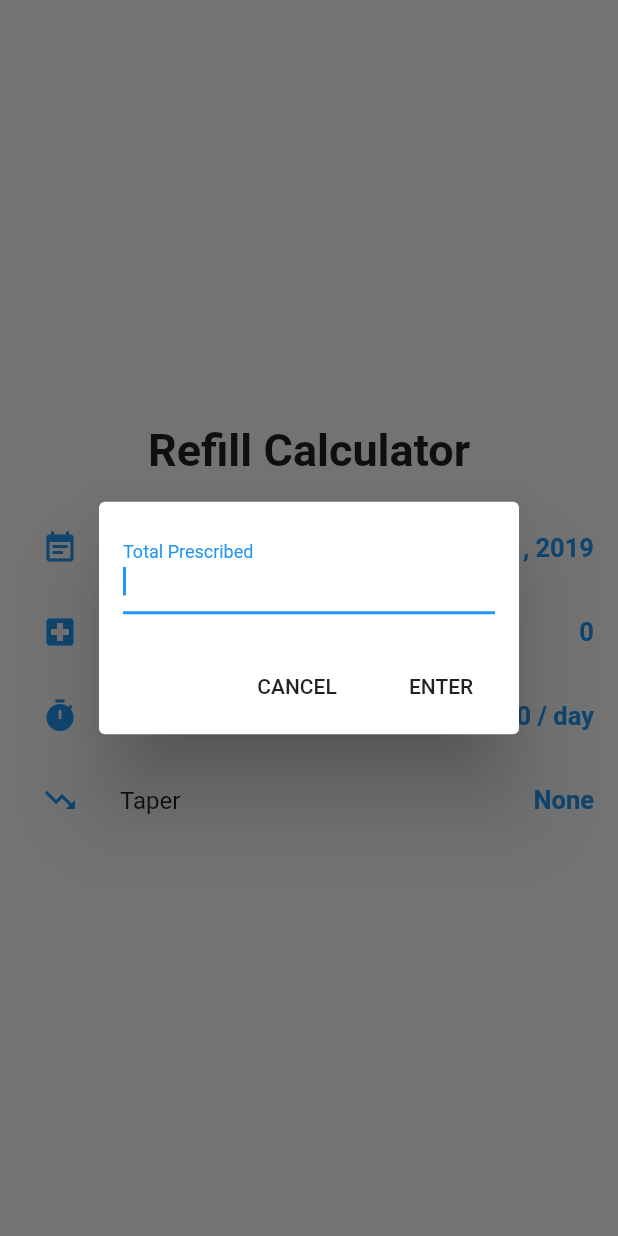
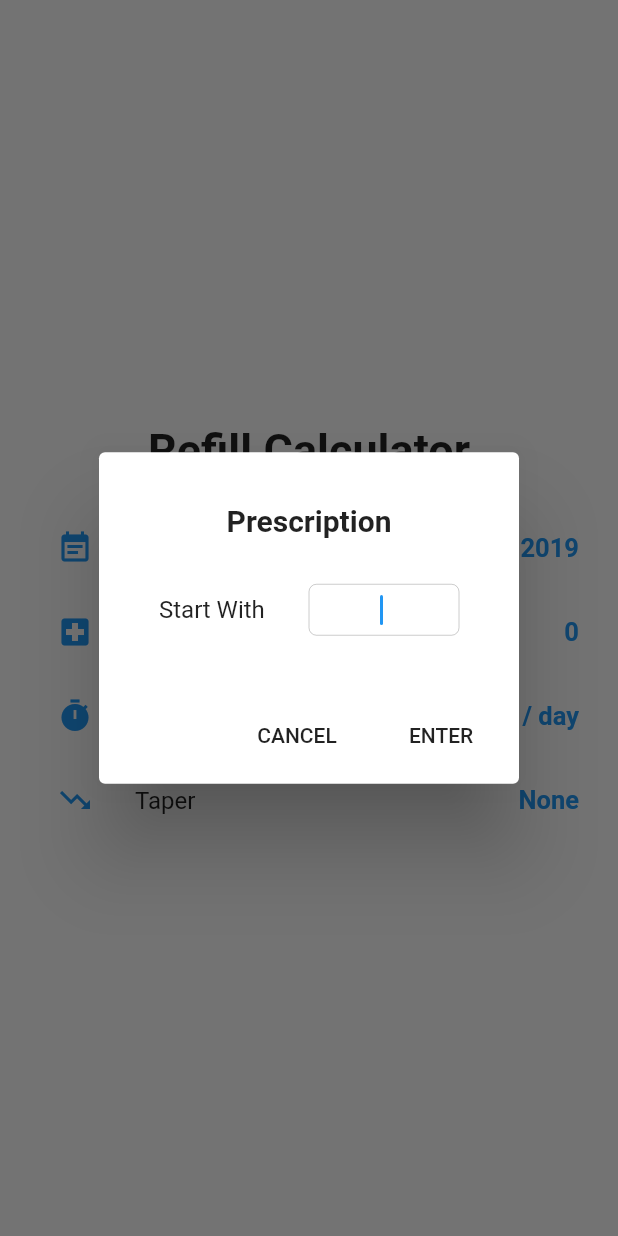
Before and after one commit to Zebbeni/refill_rx, a Flutter app: the screen it shows after launch, after a tap on "Prescription", on a phone screen of 412 x 824 dp. Run offline on Flutter 3.47's test engine with Material 2 defaults, Android fonts, the phone set to English and light mode, and no system bars; our stand-ins replace charts_flutter; Roboto replaces fonts that are missing (Arial).

```diff
--- a/lib/main.dart
+++ b/lib/main.dart
@@ -65,7 +65,8 @@ class _MyHomePageState extends State<MyHomePage> {
     if (_taper.amount == 0.0 || _taper?.days == null || _taper.days == 0) {
       return 'None';
     }
-    return '-${_taper.amount} every ${_taper.days} days';
+    var daysString = _taper.days > 1 ? '${_taper.days} days' : 'day';
+    return '-${_taper.amount} every $daysString';
   }
 
   bool _canGraph() => _dosePerDay > 0 && _numberPrescribed > 0.0;
@@ -92,6 +93,7 @@ class _MyHomePageState extends State<MyHomePage> {
           child: new Stack(
             children: [
               new ListView(
+                padding: const EdgeInsets.all(10.0),
                 shrinkWrap: true,
                 children: <Widget>[
                   Padding(
--- a/lib/prescribed.dart
+++ b/lib/prescribed.dart
@@ -1,28 +1,48 @@
+import 'package:flutter/cupertino.dart';
 import 'package:flutter/material.dart';
 
 /// Displays a popup to enter an amount of medication prescribed
 Future<int> selectPrescribed(BuildContext context, int numberPrescribed) async {
   int selected = numberPrescribed;
+  TextEditingController prescribedController = new TextEditingController();
+  void _setPrescribed() {
+    selected = int.tryParse(prescribedController.text) ?? 0;
+  }
+  prescribedController.addListener(_setPrescribed);
+
   final bool entered = await showDialog<bool>(
     context: context,
     builder: (context) => AlertDialog(
-      contentPadding: const EdgeInsets.all(16.0),
-      content: new Row(
-        children: <Widget>[
-          new Expanded(
-            child: new TextField(
-              keyboardType: TextInputType.number,
-              autofocus: true,
-              onChanged: (n) => selected = int.tryParse(n) ?? 0,
-              onSubmitted: (_) {
-                Navigator.pop(context, true);
-              },
-              decoration: new InputDecoration(
-                labelText: 'Total Prescribed',),
-              textInputAction: TextInputAction.next,
+      title: new Padding(
+        padding: const EdgeInsets.only(top: 10.0),
+        child: new Text(
+          'Prescription',
+          style: TextStyle(
+              fontSize: 20.0, fontWeight: FontWeight.bold, height: 0.0),
+          textAlign: TextAlign.center,
+        ),
+      ),
+      content: new Container(
+        child: new ListView(
+          shrinkWrap: true,
+          padding: const EdgeInsets.only(top: 0.0, bottom: 0.0),
+          children: <Widget>[
+            ListTile(
+              title: Text('Start With'),
+              trailing: new SizedBox(
+                width: 100.0,
+                child: new CupertinoTextField(
+                  autofocus: true,
+                  controller: prescribedController,
+                  placeholder: '',
+                  keyboardType: TextInputType.number,
+                  textAlign: TextAlign.center,
+                  textInputAction: TextInputAction.done,
+                ),
+              ),
             ),
-          )
-        ],
+          ],
+        ),
       ),
       actions: <Widget>[
         new FlatButton(
```
Also changed, not shown: lib/dose.dart (+20 -11 lines), lib/taper.dart (+7 -8 lines).
